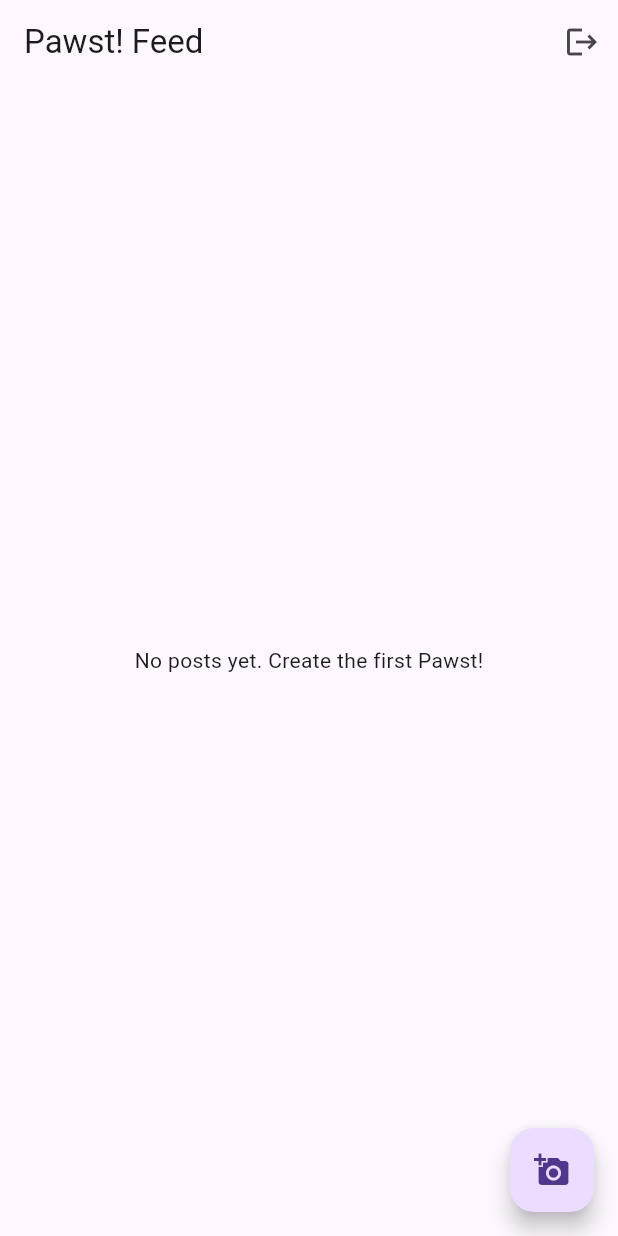
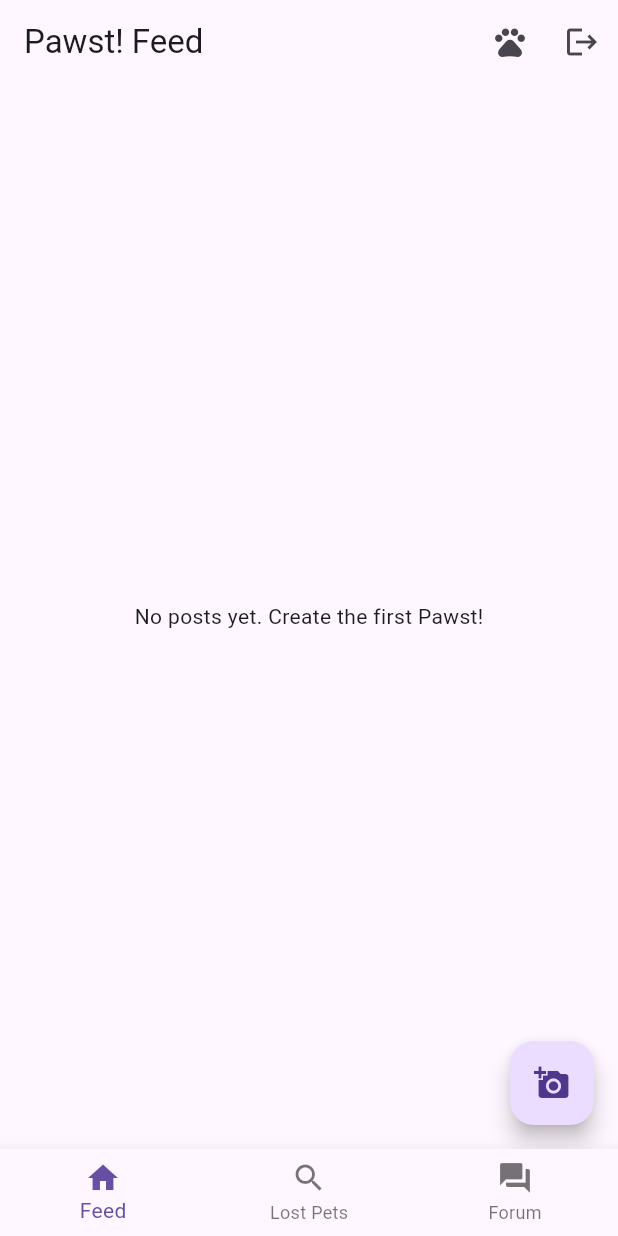
Before and after one commit to ThejanaSilva/Pawst, a Flutter app: the screen it shows once a user with an empty profile is signed in, on a phone screen of 412 x 824 dp. Run offline on Flutter 3.47's test engine with Material 3 defaults, Android fonts, the phone set to English and light mode, and no system bars; our stand-ins replace cloud_firestore, firebase_auth, firebase_core, firebase_storage, image_picker; accounts and stored records are empty; network calls fail.

Commit message:
feat: add pet profiles, vaccination cards, and bottom navigation to lost pets/forum modules

```diff
--- a/lib/main.dart
+++ b/lib/main.dart
@@ -1,6 +1,8 @@
 import 'package:flutter/material.dart';
 import 'src/screens/auth_screen.dart';
 import 'src/screens/feed_screen.dart';
+import 'src/screens/lost_pets_screen.dart';
+import 'src/screens/forum_screen.dart';
 import 'src/services/auth_service.dart';
 import 'src/services/firebase_service.dart';
 
@@ -21,6 +23,32 @@ class PawstApp extends StatelessWidget {
   }
 }
 
+class MainHomeScreen extends StatefulWidget {
+  @override
+  _MainHomeScreenState createState() => _MainHomeScreenState();
+}
+
+class _MainHomeScreenState extends State<MainHomeScreen> {
+  int _idx = 0;
+  final _screens = [FeedScreen(), LostPetsScreen(), ForumScreen()];
+
+  @override
+  Widget build(BuildContext context) {
+    return Scaffold(
+      body: _screens[_idx],
+      bottomNavigationBar: BottomNavigationBar(
+        currentIndex: _idx,
+        onTap: (i) => setState(() => _idx = i),
+        items: [
+          BottomNavigationBarItem(icon: Icon(Icons.home), label: 'Feed'),
+          BottomNavigationBarItem(icon: Icon(Icons.search), label: 'Lost Pets'),
+          BottomNavigationBarItem(icon: Icon(Icons.forum), label: 'Forum'),
+        ],
+      ),
+    );
+  }
+}
+
 class AuthGate extends StatelessWidget {
   @override
   Widget build(BuildContext context) {
@@ -31,7 +59,7 @@ class AuthGate extends StatelessWidget {
           return Scaffold(body: Center(child: CircularProgressIndicator()));
         }
         if (snapshot.data != null) {
-          return FeedScreen();
+          return MainHomeScreen(); // Replaced FeedScreen directly with MainHomeScreen
         }
         return AuthScreen();
       },
--- /dev/null
+++ b/lib/src/models/vaccination.dart
@@ -0,0 +1,45 @@
+import 'package:cloud_firestore/cloud_firestore.dart';
+
+class Vaccination {
+  final String id;
+  final String petId;
+  final String name;
+  final DateTime dateAdministered;
+  final DateTime? nextDueDate;
+  final bool isPublic;
+
+  Vaccination({
+    required this.id,
+    required this.petId,
+    required this.name,
+    required this.dateAdministered,
+    this.nextDueDate,
+    this.isPublic = false,
+  });
+
+  Map<String, dynamic> toMap() => {
+        'id': id,
+        'petId': petId,
+        'name': name,
+        'dateAdministered': dateAdministered,
+        'nextDueDate': nextDueDate,
+        'isPublic': isPublic,
+      };
+
+  static Vaccination fromMap(Map<String, dynamic> m, {String id = ''}) {
+    DateTime parseDate(dynamic val) {
+      if (val is Timestamp) return val.toDate();
+      if (val is DateTime) return val;
+      return DateTime.tryParse((val ?? '').toString()) ?? DateTime.now();
+    }
+
+    return Vaccination(
+      id: id.isNotEmpty ? id : (m['id'] ?? ''),
+      petId: m['petId'] ?? '',
+      name: m['name'] ?? '',
+      dateAdministered: parseDate(m['dateAdministered']),
+      nextDueDate: m['nextDueDate'] != null ? parseDate(m['nextDueDate']) : null,
+      isPublic: m['isPublic'] ?? false,
+    );
+  }
+}
--- /dev/null
+++ b/lib/src/screens/lost_pets_screen.dart
@@ -0,0 +1,20 @@
+import 'package:flutter/material.dart';
+
+class LostPetsScreen extends StatelessWidget {
+  @override
+  Widget build(BuildContext context) {
+    return Scaffold(
+      appBar: AppBar(title: Text('Lost Pets')),
+      body: Center(
+        child: Text('Lost pets listings and reports will appear here.'),
+      ),
+      floatingActionButton: FloatingActionButton.extended(
+        onPressed: () {
+          // TODO: Add lost pet report flow
+        },
+        icon: Icon(Icons.campaign),
+        label: Text('Report Lost Pet'),
+      ),
+    );
+  }
+}
```
Also changed, not shown: lib/src/screens/feed_screen.dart (+60 -0 lines), lib/src/screens/forum_screen.dart (added, +19 -0 lines), lib/src/screens/pet_profile_screen.dart (added, +117 -0 lines), lib/src/services/firestore_service.dart (+30 -0 lines).
